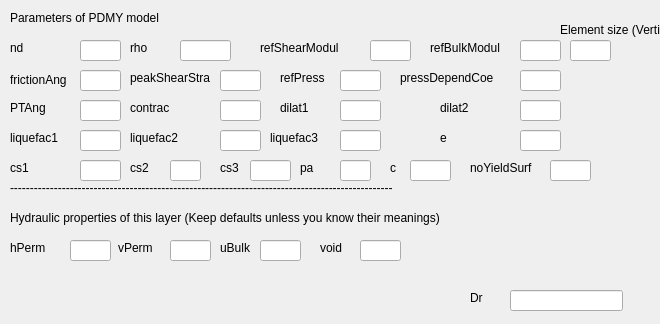
Before: the Qt Designer form UI/PDMY.ui in NHERI-SimCenter/QS3hark, drawn with Qt 5.
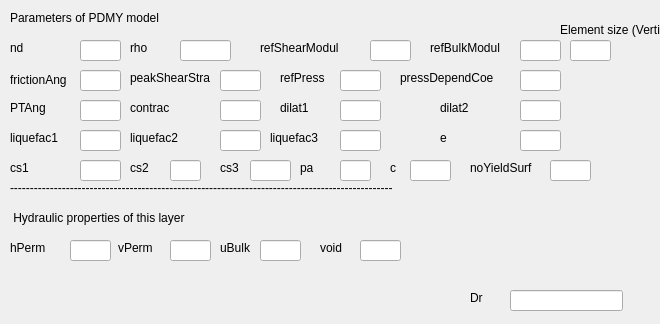
After: the same form once the commit is applied.

```diff
--- a/UI/PDMY.ui
+++ b/UI/PDMY.ui
@@ -253,7 +253,7 @@
     </rect>
    </property>
    <property name="text">
-    <string>Hydraulic properties of this layer (Keep defaults unless you know their meanings)</string>
+    <string> Hydraulic properties of this layer</string>
    </property>
   </widget>
   <widget class="QLabel" name="label_34">
```
